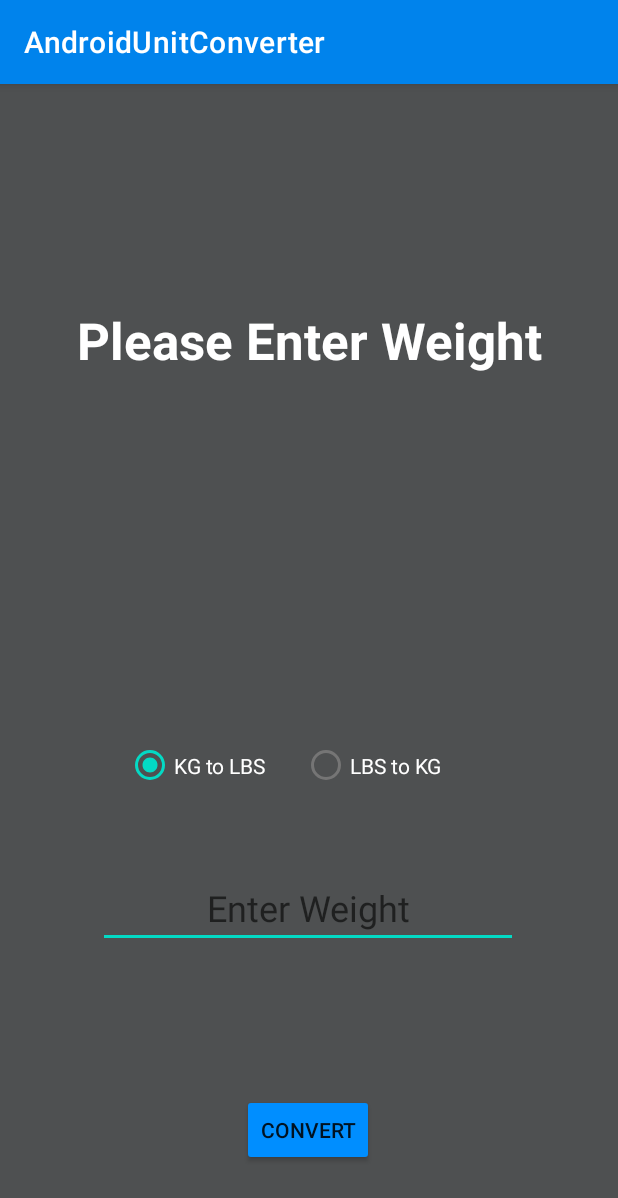
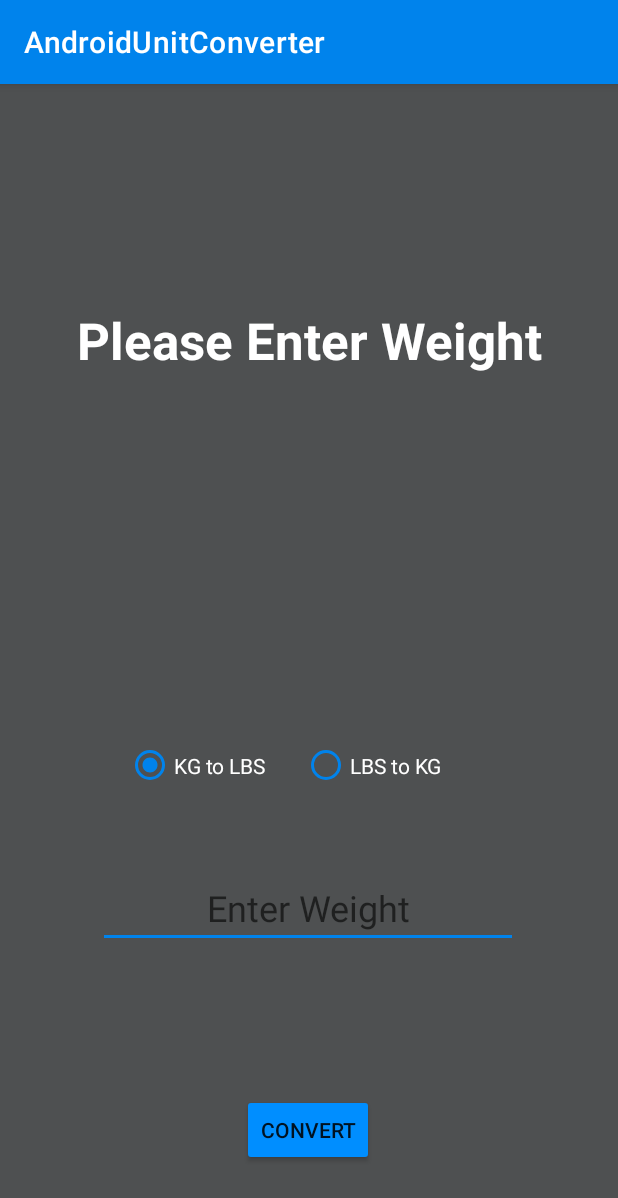
Before and after one commit to AlexLevitin/Android-Unit-Converter, an Android app: the WeightConversion screen opened directly, with no data from a screen before it, on a phone screen of 412 x 824 dp. Shown: the top 1198 px of the screen. Run offline under Robolectric (Android 15) with nearby library versions, the phone set to English and light mode, and no system bars.

Commit message:
Android Unit Converter - added lbs to kg conversion

```diff
--- a/app/src/main/res/layout/activity_weight_conversion.xml
+++ b/app/src/main/res/layout/activity_weight_conversion.xml
@@ -52,6 +52,7 @@
         android:ems="10"
         android:hint="Enter Weight"
         android:inputType="number|numberDecimal"
+        android:backgroundTint="@color/teal_like_button"
         android:text=""
         android:textAlignment="center"
         android:textColor="@color/white"
@@ -92,12 +93,14 @@
             android:layout_width="117dp"
             android:layout_height="wrap_content"
             android:textColor="@color/white"
+            android:buttonTint="@color/teal_like_button"
             android:checked="true" />
         <RadioButton
             android:id="@+id/Radio_Button_LBS"
             android:layout_width="wrap_content"
             android:layout_height="wrap_content"
             android:textColor="@color/white"
+            android:buttonTint="@color/teal_like_button"
             android:text="LBS to KG" />
 
 
```
